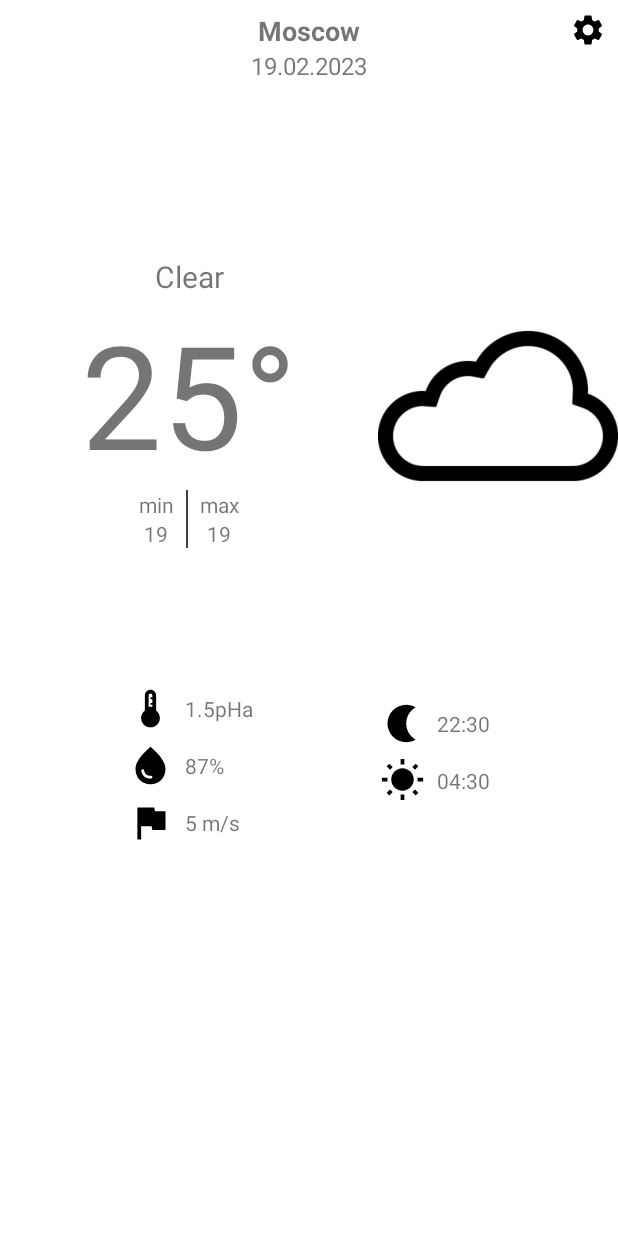
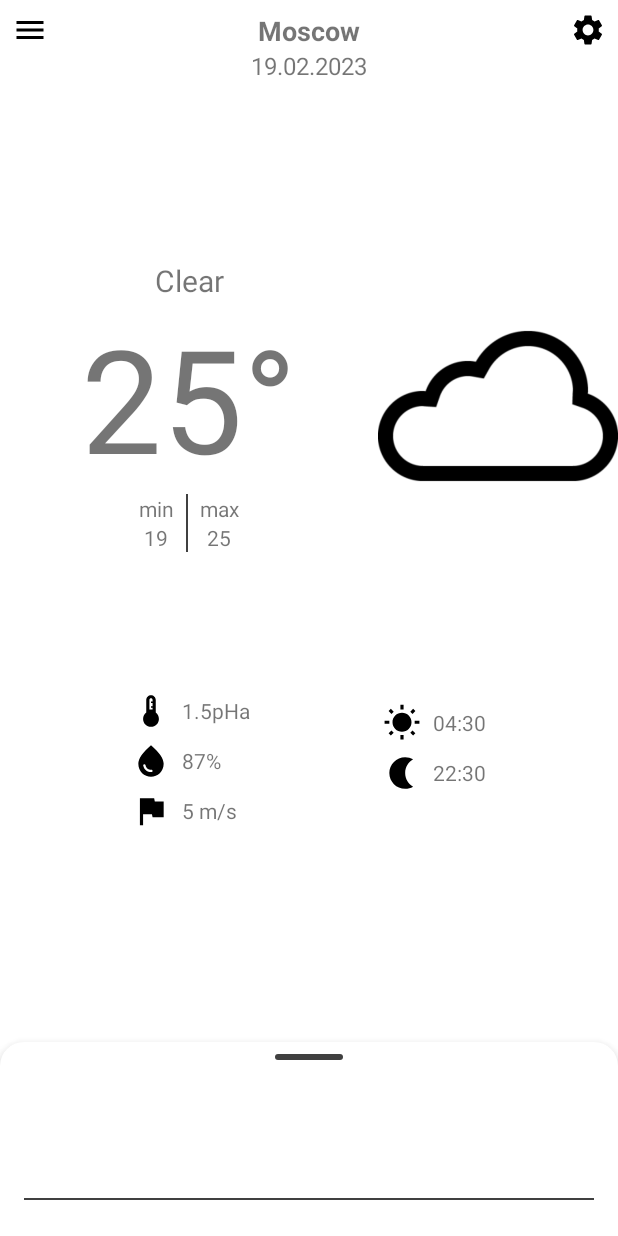
Before and after one commit to DenisChuev/Weather, an Android app: the layout activity_main.xml on its own in the app's theme, with its tools: preview values and no code run, on a phone screen of 412 x 824 dp. Run offline under Robolectric (Android 15) with nearby library versions, the phone set to English and light mode, and no system bars.

Commit message:
Update ui

```diff
--- a/app/build.gradle
+++ b/app/build.gradle
@@ -1,6 +1,8 @@
 plugins {
     id 'com.android.application'
     id 'org.jetbrains.kotlin.android'
+    id 'kotlin-android-extensions'
+    id 'kotlin-kapt'
 }
 
 android {
@@ -35,7 +37,7 @@ android {
 dependencies {
     implementation 'androidx.swiperefreshlayout:swiperefreshlayout:1.1.0'
 
-    implementation 'androidx.core:core-ktx:1.7.0'
+    implementation 'androidx.core:core-ktx:1.9.0'
     implementation 'androidx.appcompat:appcompat:1.6.1'
     implementation 'com.google.android.material:material:1.8.0'
     implementation 'androidx.constraintlayout:constraintlayout:2.1.4'
--- a/app/src/main/java/dc/weather/MainActivity.kt
+++ b/app/src/main/java/dc/weather/MainActivity.kt
@@ -2,10 +2,23 @@ package dc.weather
 
 import androidx.appcompat.app.AppCompatActivity
 import android.os.Bundle
+import kotlinx.android.synthetic.main.activity_main.*
 
 class MainActivity : AppCompatActivity() {
     override fun onCreate(savedInstanceState: Bundle?) {
         super.onCreate(savedInstanceState)
         setContentView(R.layout.activity_main)
+
+        main_city_name.text = "Moscow"
+        main_date_tv.text = "23.02.2023"
+        main_weather_tv.text = "Clear"
+        main_weather_degree_tv.text = "25\u00B0"
+        main_min_degree_tv.text = "19"
+        main_max_degree_tv.text = "25"
+        main_therm_tv.text = "1.5pHa"
+        main_humidity_tv.text = "75%"
+        main_wind_tv.text = "5 m/s"
+        main_sunrise_tv.text = "04:30"
+        main_sunset_tv.text = "22:30"
     }
 }
--- /dev/null
+++ b/app/src/main/res/drawable/bg_bottom_sheet.xml
@@ -0,0 +1,10 @@
+<?xml version="1.0" encoding="utf-8"?>
+<shape xmlns:android="http://schemas.android.com/apk/res/android"
+    android:shape="rectangle">
+    <solid android:color="@color/white" />
+
+    <corners
+        android:topLeftRadius="16dp"
+        android:topRightRadius="16dp" />
+
+</shape>
--- /dev/null
+++ b/app/src/main/res/drawable/bg_bottom_sheet_swiper.xml
@@ -0,0 +1,10 @@
+<?xml version="1.0" encoding="utf-8"?>
+<shape xmlns:android="http://schemas.android.com/apk/res/android"
+    android:shape="rectangle">
+    <solid android:color="@color/color_divider" />
+
+    <corners android:radius="32dp" />
+    <size
+        android:width="45dp"
+        android:height="4dp" />
+</shape>
--- a/app/src/main/res/layout/activity_main.xml
+++ b/app/src/main/res/layout/activity_main.xml
@@ -10,15 +10,14 @@
         android:layout_width="match_parent"
         android:layout_height="match_parent">
 
-        <com.google.android.material.button.MaterialButton
+        <ImageButton
             android:id="@+id/menu_btn"
             android:layout_width="40dp"
             android:layout_height="40dp"
             android:background="@android:color/transparent"
-            app:icon="@drawable/ic_menu"
+            android:src="@drawable/ic_menu"
             app:layout_constraintStart_toStartOf="parent"
             app:layout_constraintTop_toTopOf="parent"
-            app:style="@style/IconButton"
             tools:ignore="ContentDescription" />
 
         <ImageButton
@@ -32,7 +31,7 @@
             tools:ignore="ContentDescription" />
 
         <com.google.android.material.textview.MaterialTextView
-            android:id="@+id/city_text"
+            android:id="@+id/main_city_name"
             android:layout_width="wrap_content"
             android:layout_height="wrap_content"
             android:textSize="18sp"
@@ -44,13 +43,13 @@
             tools:text="Moscow" />
 
         <com.google.android.material.textview.MaterialTextView
-            android:id="@+id/date_text"
+            android:id="@+id/main_date_tv"
             android:layout_width="wrap_content"
             android:layout_height="wrap_content"
             android:textSize="16sp"
             app:layout_constraintEnd_toStartOf="@id/settings_btn"
             app:layout_constraintStart_toEndOf="@id/menu_btn"
-            app:layout_constraintTop_toBottomOf="@+id/city_text"
+            app:layout_constraintTop_toBottomOf="@+id/main_city_name"
             tools:text="19.02.2023" />
 
         <androidx.constraintlayout.widget.Guideline
@@ -72,12 +71,13 @@
             android:layout_width="wrap_content"
             android:layout_height="wrap_content"
             android:orientation="vertical"
+            app:layout_constraintBottom_toTopOf="@+id/guideline"
             app:layout_constraintEnd_toStartOf="@+id/cloud_view"
             app:layout_constraintStart_toStartOf="parent"
             app:layout_constraintTop_toTopOf="@id/cloud_view">
 
             <com.google.android.material.textview.MaterialTextView
-                android:id="@+id/weather_text"
+                android:id="@+id/main_weather_tv"
                 android:layout_width="match_parent"
                 android:layout_height="wrap_content"
                 android:gravity="center_horizontal"
@@ -85,7 +85,7 @@
                 tools:text="Clear" />
 
             <com.google.android.material.textview.MaterialTextView
-                android:id="@+id/weather_degree_text"
+                android:id="@+id/main_weather_degree_tv"
                 android:layout_width="wrap_content"
                 android:layout_height="wrap_content"
                 android:textSize="96sp"
@@ -108,10 +108,10 @@
                     <com.google.android.material.textview.MaterialTextView
                         android:layout_width="wrap_content"
                         android:layout_height="wrap_content"
-                        tools:text="min" />
+                        android:text="min" />
 
                     <com.google.android.material.textview.MaterialTextView
-                        android:id="@+id/min_degree_text"
+                        android:id="@+id/main_min_degree_tv"
                         android:layout_width="wrap_content"
                         android:layout_height="wrap_content"
                         tools:text="19" />
@@ -121,7 +121,7 @@
                 <View
                     android:layout_width="1dp"
                     android:layout_height="match_parent"
-                    android:background="#404040" />
+                    android:background="@color/color_divider" />
 
                 <LinearLayout
                     android:layout_width="wrap_content"
@@ -133,13 +133,13 @@
                     <com.google.android.material.textview.MaterialTextView
                         android:layout_width="wrap_content"
                         android:layout_height="wrap_content"
-                        tools:text="max" />
+                        android:text="max" />
 
                     <com.google.android.material.textview.MaterialTextView
-                        android:id="@+id/max_degree_text"
+                        android:id="@+id/main_max_degree_tv"
                         android:layout_width="wrap_content"
                         android:layout_height="wrap_content"
-                        tools:text="19" />
+                        tools:text="25" />
 
                 </LinearLayout>
             </LinearLayout>
@@ -164,11 +164,12 @@
                 android:orientation="horizontal">
 
                 <ImageView
-                    android:layout_width="30dp"
-                    android:layout_height="30dp"
+                    android:layout_width="25dp"
+                    android:layout_height="25dp"
                     android:src="@drawable/ic_thermostat" />
 
                 <com.google.android.material.textview.MaterialTextView
+                    android:id="@+id/main_therm_tv"
                     android:layout_width="wrap_content"
                     android:layout_height="match_parent"
                     android:layout_marginStart="8dp"
@@ -185,11 +186,12 @@
                 android:orientation="horizontal">
 
                 <ImageView
-                    android:layout_width="30dp"
-                    android:layout_height="30dp"
+                    android:layout_width="25dp"
+                    android:layout_height="25dp"
                     android:src="@drawable/ic_drop" />
 
                 <com.google.android.material.textview.MaterialTextView
+                    android:id="@+id/main_humidity_tv"
                     android:layout_width="wrap_content"
                     android:layout_height="match_parent"
                     android:layout_marginStart="8dp"
@@ -206,11 +208,12 @@
                 android:orientation="horizontal">
 
                 <ImageView
-                    android:layout_width="30dp"
-                    android:layout_height="30dp"
+                    android:layout_width="25dp"
+                    android:layout_height="25dp"
                     android:src="@drawable/ic_flag" />
 
                 <com.google.android.material.textview.MaterialTextView
+                    android:id="@+id/main_wind_tv"
                     android:layout_width="wrap_content"
                     android:layout_height="match_parent"
                     android:layout_marginStart="8dp"
@@ -221,7 +224,6 @@
             </LinearLayout>
 
         </LinearLayout>
-
 
         <LinearLayout
             android:id="@+id/linearLayout2"
@@ -241,16 +243,17 @@
                 android:orientation="horizontal">
 
                 <ImageView
-                    android:layout_width="30dp"
-                    android:layout_height="30dp"
-                    android:src="@drawable/ic_sunset" />
+                    android:layout_width="25dp"
+                    android:layout_height="25dp"
+                    android:src="@drawable/ic_sunrise" />
 
                 <com.google.android.material.textview.MaterialTextView
+                    android:id="@+id/main_sunrise_tv"
                     android:layout_width="wrap_content"
                     android:layout_height="match_parent"
                     android:layout_marginStart="8dp"
                     android:gravity="center_vertical"
-                    tools:text="22:30" />
+                    tools:text="04:30" />
 
 
             </LinearLayout>
@@ -262,16 +265,17 @@
                 android:orientation="horizontal">
 
                 <ImageView
-                    android:layout_width="30dp"
-                    android:layout_height="30dp"
-                    android:src="@drawable/ic_sunrise" />
+                    android:layout_width="25dp"
+                    android:layout_height="25dp"
+                    android:src="@drawable/ic_sunset" />
 
                 <com.google.android.material.textview.MaterialTextView
+                    android:id="@+id/main_sunset_tv"
                     android:layout_width="wrap_content"
                     android:layout_height="match_parent"
                     android:layout_marginStart="8dp"
                     android:gravity="center_vertical"
-                    tools:text="04:30" />
+                    tools:text="22:30" />
 
 
             </LinearLayout>
@@ -281,4 +285,58 @@
 
     </androidx.constraintlayout.widget.ConstraintLayout>
 
+    <androidx.coordinatorlayout.widget.CoordinatorLayout
+        android:id="@+id/main_bottom"
+        style="?attr/bottomSheetStyle"
+        android:layout_width="match_parent"
+        android:layout_height="wrap_content"
+        android:layout_gravity="end"
+        android:background="@drawable/bg_bottom_sheet"
+        android:elevation="8dp"
+        app:behavior_hideable="false"
+        app:behavior_peekHeight="160dp"
+        app:layout_behavior="com.google.android.material.bottomsheet.BottomSheetBehavior">
+
+        <LinearLayout
+            android:id="@+id/main_bottom_container"
+            android:layout_width="match_parent"
+            android:layout_height="wrap_content"
+            android:elevation="16dp"
+            android:orientation="vertical">
+
+            <LinearLayout
+                android:layout_width="wrap_content"
+                android:layout_height="wrap_content"
+                android:layout_gravity="center"
+                android:layout_marginTop="8dp"
+                android:layout_marginBottom="4dp"
+                android:background="@drawable/bg_bottom_sheet_swiper"
+                android:orientation="horizontal" />
+
+            <androidx.recyclerview.widget.RecyclerView
+                android:id="@+id/main_hourly_list"
+                android:layout_width="match_parent"
+                android:layout_height="wrap_content"
+                android:layout_marginBottom="8dp"
+                android:overScrollMode="never"
+                tools:layout_height="80dp" />
+
+            <View
+                android:layout_width="match_parent"
+                android:layout_height="1dp"
+                android:layout_marginStart="16dp"
+                android:layout_marginEnd="16dp"
+                android:layout_marginBottom="8dp"
+                android:background="@color/color_divider" />
+
+            <androidx.recyclerview.widget.RecyclerView
+                android:id="@+id/main_daily_list"
+                android:layout_width="match_parent"
+                android:layout_height="wrap_content"
+                android:overScrollMode="never"
+                tools:layout_height="16dp" />
+        </LinearLayout>
+
+    </androidx.coordinatorlayout.widget.CoordinatorLayout>
+
 </androidx.coordinatorlayout.widget.CoordinatorLayout>
--- a/app/src/main/res/values-night/themes.xml
+++ /dev/null
@@ -1,16 +0,0 @@
-<resources xmlns:tools="http://schemas.android.com/tools">
-    <!-- Base application theme. -->
-    <style name="Theme.Weather" parent="Theme.MaterialComponents.DayNight.DarkActionBar">
-        <!-- Primary brand color. -->
-        <item name="colorPrimary">@color/purple_200</item>
-        <item name="colorPrimaryVariant">@color/purple_700</item>
-        <item name="colorOnPrimary">@color/black</item>
-        <!-- Secondary brand color. -->
-        <item name="colorSecondary">@color/teal_200</item>
-        <item name="colorSecondaryVariant">@color/teal_200</item>
-        <item name="colorOnSecondary">@color/black</item>
-        <!-- Status bar color. -->
-        <item name="android:statusBarColor">?attr/colorPrimaryVariant</item>
-        <!-- Customize your theme here. -->
-    </style>
-</resources>
--- a/app/src/main/res/values/colors.xml
+++ b/app/src/main/res/values/colors.xml
@@ -7,4 +7,5 @@
     <color name="teal_700">#FF018786</color>
     <color name="black">#FF000000</color>
     <color name="white">#FFFFFFFF</color>
+    <color name="color_divider">#404040</color>
 </resources>
--- a/app/src/main/res/values/themes.xml
+++ b/app/src/main/res/values/themes.xml
@@ -1,6 +1,6 @@
 <resources xmlns:tools="http://schemas.android.com/tools">
     <!-- Base application theme. -->
-    <style name="Theme.Weather" parent="Theme.MaterialComponents.DayNight.DarkActionBar">
+    <style name="Theme.Weather" parent="Theme.MaterialComponents.DayNight.NoActionBar">
         <!-- Primary brand color. -->
         <item name="colorPrimary">@color/purple_500</item>
         <item name="colorPrimaryVariant">@color/purple_700</item>
@@ -10,7 +10,8 @@
         <item name="colorSecondaryVariant">@color/teal_700</item>
         <item name="colorOnSecondary">@color/black</item>
         <!-- Status bar color. -->
-        <item name="android:statusBarColor">?attr/colorPrimaryVariant</item>
+        <item name="android:windowLightStatusBar">true</item>
+        <item name="android:statusBarColor">@android:color/transparent</item>
         <!-- Customize your theme here. -->
     </style>
 
```
Also changed, not shown: app/src/main/AndroidManifest.xml (added, +23 -0 lines).
